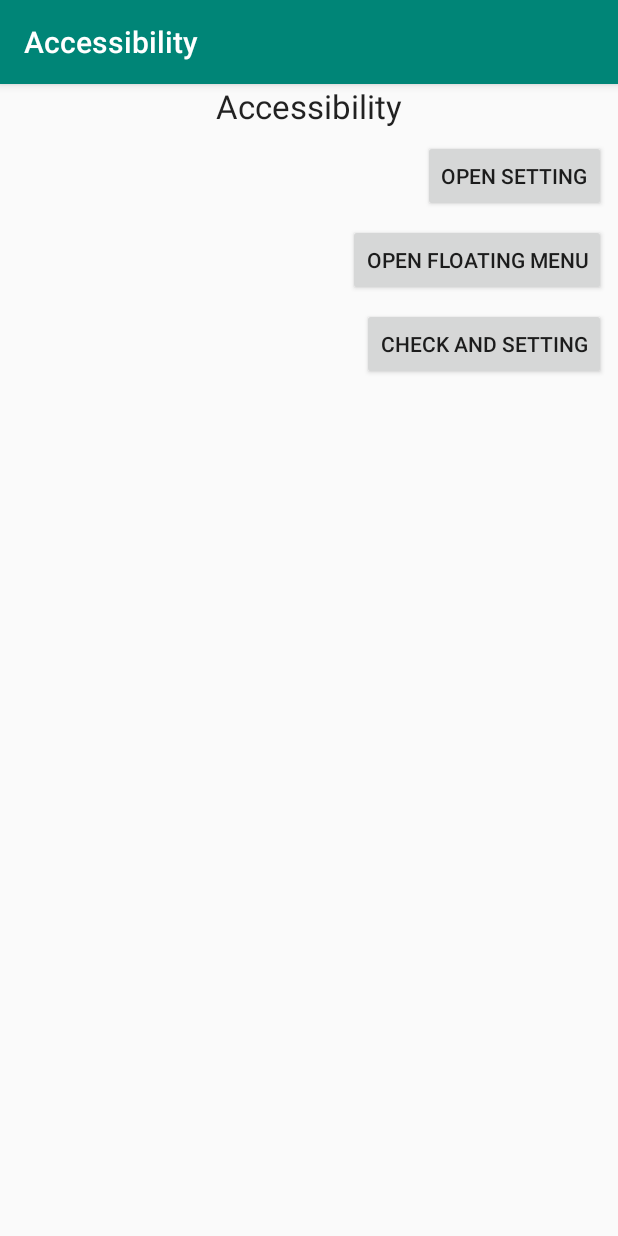
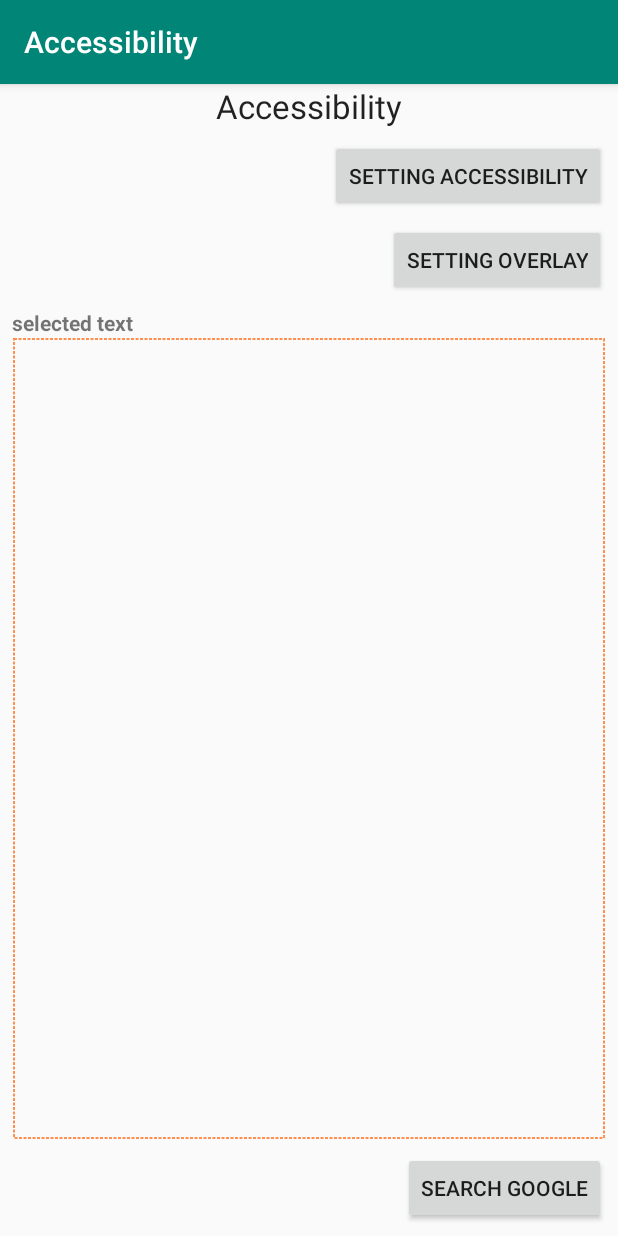
Before and after one commit to mins01/android_androidaccessibility, an Android app: the screen it shows after launch (MainActivity), on a phone screen of 412 x 824 dp. Run offline under Robolectric (Android 15) with nearby library versions, the phone set to English and light mode, and no system bars.

Commit message:
modify flow for event type. show selected area

```diff
--- /dev/null
+++ b/app/src/main/res/drawable/border.xml
@@ -0,0 +1,21 @@
+<?xml version="1.0" encoding="utf-8"?>
+<layer-list xmlns:android="http://schemas.android.com/apk/res/android" >
+
+    <item
+        android:bottom="1dp"
+        android:left="1dp"
+        android:right="1dp"
+        android:top="1dp">
+        <shape android:shape="rectangle" >
+            <stroke
+                android:width="1dp"
+                android:color="#FF8F4F"
+                android:dashWidth="2dp"
+                android:dashGap="1dp"
+                />
+
+            <solid android:color="#0FFF" />
+        </shape>
+    </item>
+
+</layer-list>
--- a/app/src/main/res/layout/activity_main.xml
+++ b/app/src/main/res/layout/activity_main.xml
@@ -23,45 +23,57 @@
         android:layout_height="wrap_content"
         android:layout_marginTop="8dp"
         android:layout_marginEnd="8dp"
-        android:text="Open Setting"
+        android:text="Setting Accessibility"
         app:layout_constraintEnd_toEndOf="parent"
         app:layout_constraintTop_toBottomOf="@+id/textView" />
 
     <Button
-        android:id="@+id/btnOpenFloatingMenu"
+        android:id="@+id/btnOpenSettingForOverlay"
         android:layout_width="wrap_content"
         android:layout_height="wrap_content"
         android:layout_marginTop="8dp"
         android:layout_marginEnd="8dp"
-        android:text="Open Floating Menu"
+        android:text="Setting overlay"
         app:layout_constraintEnd_toEndOf="parent"
         app:layout_constraintTop_toBottomOf="@+id/btnOpenSetting" />
-
-    <Button
-        android:id="@+id/btnCheckAccessibility"
-        android:layout_width="wrap_content"
-        android:layout_height="wrap_content"
-        android:layout_marginTop="8dp"
-        android:layout_marginEnd="8dp"
-        android:text="check and setting"
-        app:layout_constraintEnd_toEndOf="parent"
-        app:layout_constraintTop_toBottomOf="@+id/btnOpenFloatingMenu" />
 
     <TextView
         android:id="@+id/tvResults"
         android:layout_width="0dp"
         android:layout_height="0dp"
         android:layout_marginStart="8dp"
-        android:layout_marginTop="8dp"
         android:layout_marginEnd="8dp"
         android:layout_marginBottom="8dp"
+        android:minLines="4"
         android:scrollbars="vertical"
+        android:background="@drawable/border"
+        android:padding="3dp"
         android:text="TextView"
-        app:layout_constraintBottom_toBottomOf="parent"
+        app:layout_constraintBottom_toTopOf="@+id/btnSearchGoogle"
         app:layout_constraintEnd_toEndOf="parent"
         app:layout_constraintStart_toStartOf="parent"
-        app:layout_constraintTop_toBottomOf="@+id/btnCheckAccessibility"
-        android:minLines="4"
-        />
+        app:layout_constraintTop_toBottomOf="@+id/textView3" />
+
+    <Button
+        android:id="@+id/btnSearchGoogle"
+        android:layout_width="wrap_content"
+        android:layout_height="wrap_content"
+        android:layout_marginEnd="8dp"
+        android:layout_marginBottom="8dp"
+        android:text="Search google"
+        app:layout_constraintBottom_toBottomOf="parent"
+        app:layout_constraintEnd_toEndOf="parent" />
+
+    <TextView
+        android:id="@+id/textView3"
+        android:layout_width="wrap_content"
+        android:layout_height="wrap_content"
+        android:layout_marginStart="8dp"
+        android:layout_marginTop="8dp"
+        android:text="selected text"
+        android:textAlignment="textStart"
+        android:textStyle="bold"
+        app:layout_constraintStart_toStartOf="parent"
+        app:layout_constraintTop_toBottomOf="@+id/btnOpenSettingForOverlay" />
 
 </android.support.constraint.ConstraintLayout>
--- a/app/src/main/res/layout/selected_rect.xml
+++ b/app/src/main/res/layout/icon_magnifier.xml
@@ -13,13 +13,15 @@
         android:id="@+id/tvMagnifier"
         android:layout_width="wrap_content"
         android:layout_height="wrap_content"
-        android:background="#6D008577"
+
         android:clickable="false"
         android:focusable="false"
         android:text="🔎"
         android:textAlignment="center"
-        android:textSize="30sp"
+        android:textSize="80px"
         android:textStyle="bold"
+        app:layout_constraintBottom_toBottomOf="parent"
+        app:layout_constraintEnd_toEndOf="parent"
         app:layout_constraintStart_toStartOf="parent"
         app:layout_constraintTop_toTopOf="parent" />
 </android.support.constraint.ConstraintLayout>
```
Also changed, not shown: app/src/main/java/com/mins01/androidaccessibility/AccssLogService.java (+232 -85 lines), app/src/main/java/com/mins01/androidaccessibility/MainActivity.java (+25 -12 lines), app/src/main/res/drawable/border3dp.xml (added, +21 -0 lines), app/src/main/res/layout/floatmenu_main.xml (+23 -2 lines), app/src/main/res/layout/selected_area.xml (added, +33 -0 lines).
